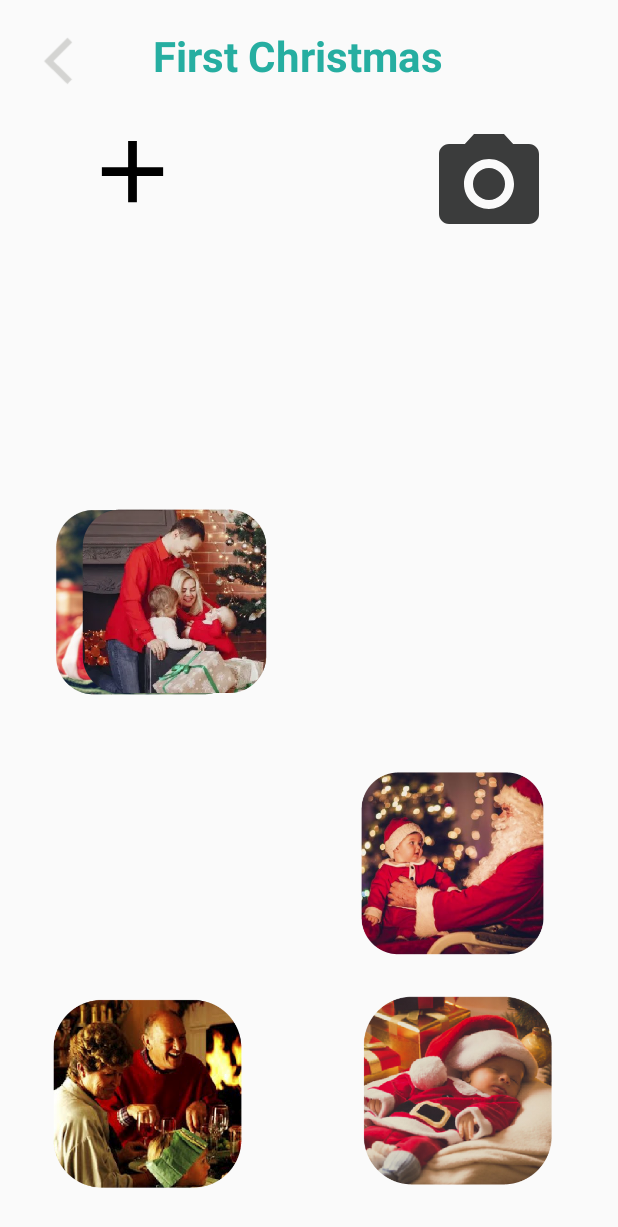
After one commit to TheSpaceLike/Proyecto-IMBU, an Android app: the FirstChristmas screen opened directly, with no data from a screen before it, on a phone screen of 412 x 824 dp. The commit adds this screen. Shown: the top 1227 px of the screen. Run offline under Robolectric (Android 15) with nearby library versions, the phone set to English and light mode, and no system bars.

Commit message:
Funcionalidad terminada: Tomar fotografias/Agregar una imagen desde galeria

```diff
--- a/app/build.gradle
+++ b/app/build.gradle
@@ -55,4 +55,5 @@ dependencies {
     testImplementation 'junit:junit:4.12'
     androidTestImplementation 'androidx.test.ext:junit:1.1.1'
     androidTestImplementation 'androidx.test.espresso:espresso-core:3.2.0'
+    implementation 'androidx.mediarouter:mediarouter:1.1.0'
 }
--- /dev/null
+++ b/app/src/main/res/drawable/ic_add_black_70dp.xml
@@ -0,0 +1,4 @@
+<vector android:height="70dp" android:viewportHeight="24.0"
+    android:viewportWidth="24.0" android:width="70dp" xmlns:android="http://schemas.android.com/apk/res/android">
+    <path android:fillColor="#FF000000" android:pathData="M19,13h-6v6h-2v-6H5v-2h6V5h2v6h6v2z"/>
+</vector>
--- /dev/null
+++ b/app/src/main/res/drawable/ic_camera_alt_black_80dp.xml
@@ -0,0 +1,6 @@
+<vector android:height="80dp" android:tint="#3B3C3C"
+    android:viewportHeight="24.0" android:viewportWidth="24.0"
+    android:width="80dp" xmlns:android="http://schemas.android.com/apk/res/android">
+    <path android:fillColor="#FF000000" android:pathData="M12,12m-3.2,0a3.2,3.2 0,1 1,6.4 0a3.2,3.2 0,1 1,-6.4 0"/>
+    <path android:fillColor="#FF000000" android:pathData="M9,2L7.17,4L4,4c-1.1,0 -2,0.9 -2,2v12c0,1.1 0.9,2 2,2h16c1.1,0 2,-0.9 2,-2L22,6c0,-1.1 -0.9,-2 -2,-2h-3.17L15,2L9,2zM12,17c-2.76,0 -5,-2.24 -5,-5s2.24,-5 5,-5 5,2.24 5,5 -2.24,5 -5,5z"/>
+</vector>
--- /dev/null
+++ b/app/src/main/res/layout/activity_first_christmas.xml
@@ -0,0 +1,162 @@
+<?xml version="1.0" encoding="utf-8"?>
+<androidx.constraintlayout.widget.ConstraintLayout xmlns:android="http://schemas.android.com/apk/res/android"
+    xmlns:app="http://schemas.android.com/apk/res-auto"
+    xmlns:tools="http://schemas.android.com/tools"
+    android:layout_width="match_parent"
+    android:layout_height="match_parent"
+    tools:context=".ui.gallery.FirstChristmas">
+
+
+    <ImageView
+        android:id="@+id/Volver"
+        android:layout_width="32dp"
+        android:layout_height="33dp"
+        android:layout_weight="1"
+        android:contentDescription="@string/app_name"
+        android:src="@mipmap/regresar_48px"
+        app:layout_constraintBottom_toBottomOf="parent"
+        app:layout_constraintEnd_toEndOf="parent"
+        app:layout_constraintHorizontal_bias="0.06"
+        app:layout_constraintStart_toStartOf="parent"
+        app:layout_constraintTop_toTopOf="parent"
+        app:layout_constraintVertical_bias="0.03" />
+
+    <ImageView
+        android:id="@+id/img_foto8"
+        android:layout_width="190dp"
+        android:layout_height="190dp"
+        android:layout_marginEnd="16dp"
+        android:layout_marginRight="16dp"
+        android:contentDescription="@string/app_name"
+        android:src="@drawable/fotos22"
+        app:layout_constraintBottom_toBottomOf="parent"
+        app:layout_constraintEnd_toEndOf="parent" />
+
+    <ImageView
+        android:id="@+id/img_cambia1"
+        android:layout_width="190dp"
+        android:layout_height="190dp"
+        android:layout_marginEnd="14dp"
+        android:layout_marginRight="14dp"
+        android:layout_marginBottom="328dp"
+        android:contentDescription="@string/app_name"
+        android:src="@drawable/fotos23"
+        app:layout_constraintBottom_toBottomOf="parent"
+        app:layout_constraintEnd_toStartOf="@+id/btn_foto"
+        app:layout_constraintStart_toStartOf="parent"
+        app:layout_constraintTop_toBottomOf="@+id/btn_foto" />
+
+    <ImageView
+        android:id="@+id/img_foto4"
+        android:layout_width="190dp"
+        android:layout_height="190dp"
+        android:layout_marginStart="4dp"
+        android:layout_marginLeft="4dp"
+        android:layout_marginTop="4dp"
+        android:layout_marginEnd="220dp"
+        android:layout_marginRight="220dp"
+        android:layout_marginBottom="164dp"
+        android:contentDescription="@string/app_name"
+        android:src="@drawable/fotos24"
+        app:layout_constraintBottom_toBottomOf="parent"
+        app:layout_constraintEnd_toEndOf="parent"
+        app:layout_constraintHorizontal_bias="1.0"
+        app:layout_constraintStart_toEndOf="@+id/img_cambia1"
+        app:layout_constraintTop_toBottomOf="@+id/img_cambia1"
+        app:layout_constraintVertical_bias="0.72" />
+
+    <ImageView
+        android:id="@+id/img_foto7"
+        android:layout_width="190dp"
+        android:layout_height="190dp"
+        android:layout_marginEnd="220dp"
+        android:layout_marginRight="220dp"
+        android:contentDescription="@string/app_name"
+        android:src="@drawable/fotos25"
+        app:layout_constraintBottom_toBottomOf="parent"
+        app:layout_constraintEnd_toEndOf="parent" />
+
+    <ImageView
+        android:id="@+id/img_foto5"
+        android:layout_width="190dp"
+        android:layout_height="190dp"
+        android:layout_marginStart="14dp"
+        android:layout_marginLeft="14dp"
+        android:layout_marginTop="42dp"
+        android:layout_marginEnd="16dp"
+        android:layout_marginRight="16dp"
+        android:layout_marginBottom="164dp"
+        android:contentDescription="@string/app_name"
+        android:src="@drawable/fotos21"
+        app:layout_constraintBottom_toBottomOf="parent"
+        app:layout_constraintEnd_toEndOf="parent"
+        app:layout_constraintHorizontal_bias="0.0"
+        app:layout_constraintStart_toEndOf="@+id/img_foto7"
+        app:layout_constraintTop_toBottomOf="@+id/img_cambia2"
+        app:layout_constraintVertical_bias="0.857" />
+
+    <ImageButton
+        android:id="@+id/btnGaleria"
+        android:layout_width="66dp"
+        android:layout_height="59dp"
+        android:background="@android:color/transparent"
+        android:contentDescription="@string/app_name"
+        android:src="@drawable/ic_add_black_70dp"
+        app:layout_constraintBottom_toBottomOf="parent"
+        app:layout_constraintEnd_toEndOf="parent"
+        app:layout_constraintHorizontal_bias="0.159"
+        app:layout_constraintStart_toStartOf="parent"
+        app:layout_constraintTop_toTopOf="parent"
+        app:layout_constraintVertical_bias="0.111"
+        tools:ignore="MissingConstraints" />
+
+    <ImageButton
+        android:id="@+id/btnCamara"
+        android:layout_width="68dp"
+        android:layout_height="74dp"
+        android:background="@android:color/transparent"
+        android:contentDescription="@string/app_name"
+        android:src="@drawable/ic_camera_alt_black_80dp"
+        app:layout_constraintBottom_toBottomOf="parent"
+        app:layout_constraintEnd_toEndOf="parent"
+        app:layout_constraintHorizontal_bias="0.848"
+        app:layout_constraintStart_toStartOf="parent"
+        app:layout_constraintTop_toTopOf="parent"
+        app:layout_constraintVertical_bias="0.114" />
+
+    <ImageView
+        android:id="@+id/img_cambia2"
+        android:layout_width="190dp"
+        android:layout_height="190dp"
+        android:layout_marginStart="14dp"
+        android:layout_marginLeft="14dp"
+        android:layout_marginTop="5dp"
+        android:layout_marginEnd="16dp"
+        android:layout_marginRight="16dp"
+        android:layout_marginBottom="328dp"
+        android:contentDescription="@string/app_name"
+        android:src="@drawable/fotos20"
+        app:layout_constraintBottom_toBottomOf="parent"
+        app:layout_constraintEnd_toEndOf="parent"
+        app:layout_constraintStart_toEndOf="@+id/img_foto4"
+        app:layout_constraintTop_toBottomOf="@+id/btn_foto"
+        tools:ignore="UnknownId" />
+
+    <TextView
+        android:id="@+id/txtFistChristmas"
+        android:layout_width="wrap_content"
+        android:layout_height="wrap_content"
+        android:contentDescription="@string/app_name"
+        android:text="@string/first_christmas"
+        android:textColor="#26AEA1"
+        android:textSize="28sp"
+        android:textStyle="bold"
+        app:layout_constraintBottom_toBottomOf="parent"
+        app:layout_constraintEnd_toEndOf="parent"
+        app:layout_constraintHorizontal_bias="0.29"
+        app:layout_constraintStart_toEndOf="@+id/Volver"
+        app:layout_constraintTop_toTopOf="parent"
+        app:layout_constraintVertical_bias="0.023" />
+
+
+</androidx.constraintlayout.widget.ConstraintLayout>
--- a/app/src/main/res/layout/activity_galeria.xml
+++ b/app/src/main/res/layout/activity_galeria.xml
@@ -52,7 +52,7 @@
         android:orientation="vertical">
 
         <ListView
-            android:id="@+id/Galeria"
+            android:id="@+id/Galeriax"
             android:layout_width="match_parent"
             android:layout_height="wrap_content">
 
--- a/app/src/main/res/navigation/mobile_navigation.xml
+++ b/app/src/main/res/navigation/mobile_navigation.xml
@@ -46,5 +46,10 @@
         android:name="acatictla.alan.proyecto_imbu.ui.restaurantes2.Restaurantes2Fragment"
         android:label="@string/menu_eventos"
         tools:layout="@layout/activity_eventos"/>
+    <activity
+        android:id="@+id/nav_galeria"
+        android:name="acatictla.alan.proyecto_imbu.ui.gallery.FirstChristmas"
+        android:label="activity_first_christmas"
+        tools:layout="@layout/activity_first_christmas" />
 
 </navigation>
--- a/app/src/main/res/values/strings.xml
+++ b/app/src/main/res/values/strings.xml
@@ -15,4 +15,5 @@
     <string name="menu_chat">Chatea</string>
 
     <string name="home_second">Home Second</string>
+    <string name="first_christmas">First Christmas</string>
 </resources>
```
Also changed, not shown: app/src/main/AndroidManifest.xml (+8 -1 lines), app/src/main/java/acatictla/alan/proyecto_imbu/DrawerActivity.kt (+4 -4 lines), app/src/main/java/acatictla/alan/proyecto_imbu/ui/gallery/FirstChristmas.kt (added, +122 -0 lines), app/src/main/res/menu/activity_drawer_drawer.xml (+6 -1 lines), app/src/main/res/values/colors.xml (+10 -0 lines), app/src/main/res/xml/file_paths.xml (added, +8 -0 lines).
